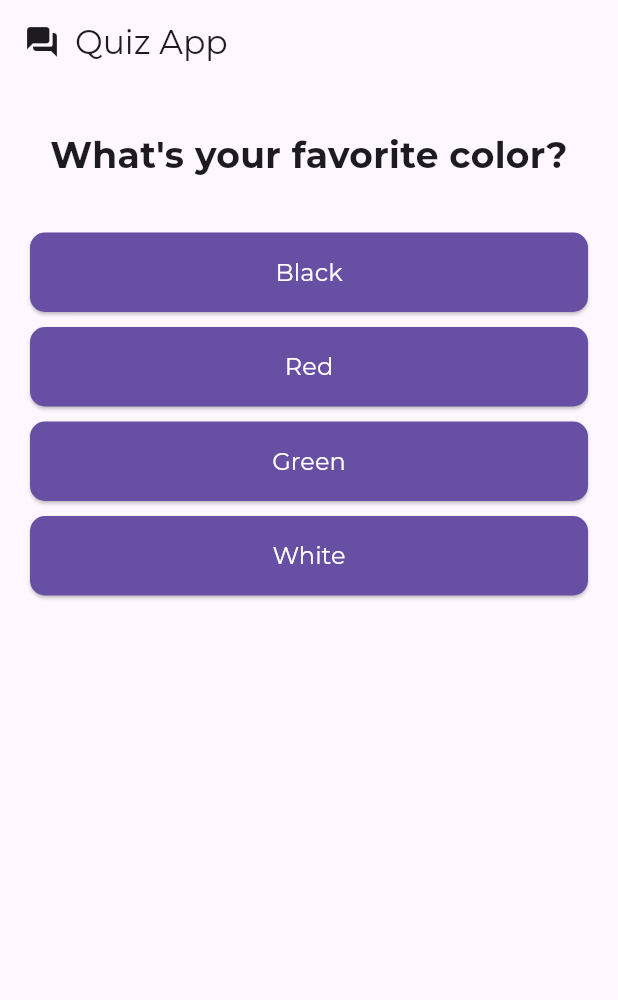
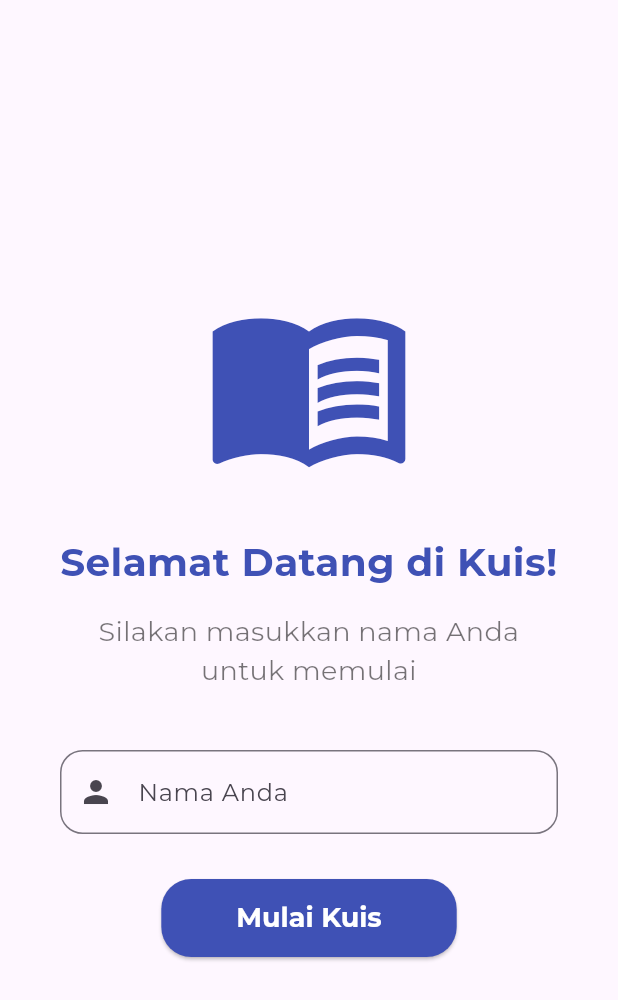
Before and after one commit to FerdiFachrezi/mobilequiz, a Flutter app: the screen it shows after launch, on a phone screen of 412 x 824 dp. Shown: the top 1000 px of the screen. Run offline on Flutter 3.47's test engine with Material 3 defaults, Android fonts, the phone set to English and light mode, and no system bars.

Commit message:
Screens dan Icon

```diff
--- a/lib/main.dart
+++ b/lib/main.dart
@@ -1,123 +1,39 @@
 import 'package:flutter/material.dart';
-
-import './quiz.dart';
-import './result.dart';
+import './welcome_screen.dart'; // Import the new welcome screen
 
 void main() => runApp(const MyApp());
 
-// 1. MyApp adalah StatefulWidget untuk menyimpan state inti
-class MyApp extends StatefulWidget {
+// MyApp can now be a StatelessWidget since the state is managed
+// in other screens.
+class MyApp extends StatelessWidget {
   const MyApp({Key? key}) : super(key: key);
-
-  @override
-  State<StatefulWidget> createState() {
-    return _MyAppState();
-  }
-}
-
-class _MyAppState extends State<MyApp> {
-  // 7. State Management: State disimpan di sini dan aman saat rotasi
-  final _questions = const [
-    {
-      'questionText': 'What\'s your favorite color?',
-      'answers': [
-        {'text': 'Black', 'score': 10},
-        {'text': 'Red', 'score': 5},
-        {'text': 'Green', 'score': 3},
-        {'text': 'White', 'score': 1},
-      ],
-    },
-    {
-      'questionText': 'What\'s your favorite animal?',
-      'answers': [
-        {'text': 'Rabbit', 'score': 3},
-        {'text': 'Snake', 'score': 11},
-        {'text': 'Elephant', 'score': 5},
-        {'text': 'Lion', 'score': 9},
-      ],
-    },
-    {
-      'questionText': 'Who\'s your favorite instructor?',
-      'answers': [
-        {'text': 'Max', 'score': 1},
-        {'text': 'Max', 'score': 1},
-        {'text': 'Max', 'score': 1},
-        {'text': 'Max', 'score': 1},
-      ],
-    },
-    {
-      'questionText': 'What\'s your favorite season?',
-      'answers': [
-        {'text': 'Winter', 'score': 10},
-        {'text': 'Spring', 'score': 5},
-        {'text': 'Summer', 'score': 2},
-        {'text': 'Autumn', 'score': 7},
-      ],
-    },
-    {
-      'questionText': 'What\'s your favorite programming language?',
-      'answers': [
-        {'text': 'Dart', 'score': 10},
-        {'text': 'Python', 'score': 5},
-        {'text': 'Java', 'score': 3},
-        {'text': 'C#', 'score': 1},
-      ],
-    },
-  ];
-
-  var _questionIndex = 0;
-  var _totalScore = 0;
-
-  void _restartQuiz() {
-    setState(() {
-      _questionIndex = 0;
-      _totalScore = 0;
-    });
-  }
-
-  void _answerQuestion(int score) {
-    _totalScore += score;
-
-    setState(() {
-      _questionIndex = _questionIndex + 1;
-    });
-  }
 
   @override
   Widget build(BuildContext context) {
     return MaterialApp(
-      debugShowCheckedModeBanner: false,
-      // 5. Menerapkan Font Kustom secara global
+      debugShowCheckedModeBanner: false, // Hides the debug banner
+      title: 'Flutter Quiz App',
+      // 5. Apply the custom font theme globally
       theme: ThemeData(
+        primarySwatch: Colors.indigo,
         fontFamily: 'Montserrat',
-        primarySwatch: Colors.indigo, // Anda bisa ganti warnanya
-        // Terapkan style text agar konsisten
         textTheme: const TextTheme(
-          displayLarge: TextStyle(fontFamily: 'Montserrat', fontWeight: FontWeight.bold),
-          titleLarge: TextStyle(fontFamily: 'Montserrat'),
-          bodyMedium: TextStyle(fontFamily: 'Montserrat'),
+          // Default text style for the app
+          bodyMedium: TextStyle(fontSize: 16.0),
+          // Style for headlines or titles
+          displayLarge: TextStyle(
+            fontSize: 24.0,
+            fontWeight: FontWeight.bold,
+          ),
+          // Style for buttons
+          labelLarge: TextStyle(
+            fontSize: 16.0,
+            fontWeight: FontWeight.bold,
+          ),
         ),
       ),
-      home: Scaffold(
-        appBar: AppBar(
-          // 4. Menggunakan Aset Ikon
-          title: Row(
-            children: [
-              Icon(Icons.question_answer_rounded),
-              SizedBox(width: 10),
-              Text('Quiz App'),
-            ],
-          ),
-        ),
-        // 2. Navigasi 2 Halaman (Quiz dan Result)
-        body: _questionIndex < _questions.length
-            ? Quiz(
-                answerQuestion: _answerQuestion,
-                questionIndex: _questionIndex,
-                questions: _questions,
-              )
-            : Result(_totalScore, _restartQuiz),
-      ),
+      // 2. Start the app on the new WelcomeScreen
+      home: WelcomeScreen(),
     );
   }
 }
--- /dev/null
+++ b/lib/welcome_screen.dart
@@ -0,0 +1,129 @@
+import 'package:flutter/material.dart';
+import './quiz_screen.dart'; // Import halaman kuis
+
+class WelcomeScreen extends StatefulWidget {
+  const WelcomeScreen({Key? key}) : super(key: key);
+
+  @override
+  _WelcomeScreenState createState() => _WelcomeScreenState();
+}
+
+class _WelcomeScreenState extends State<WelcomeScreen> {
+  // Controller untuk mengambil teks dari input field
+  final _nameController = TextEditingController();
+  String _errorMessage = ''; // Untuk menampilkan pesan error jika nama kosong
+
+  // Fungsi untuk memvalidasi dan pindah halaman
+  void _startQuiz() {
+    if (_nameController.text.isEmpty) {
+      // Tampilkan pesan error jika nama kosong
+      setState(() {
+        _errorMessage = 'Nama tidak boleh kosong!';
+      });
+    } else {
+      // Hapus pesan error
+      setState(() {
+        _errorMessage = '';
+      });
+
+      // Pindah ke QuizScreen dan kirim nama pengguna
+      Navigator.pushReplacement(
+        context,
+        MaterialPageRoute(
+          builder: (context) => QuizScreen(
+            userName: _nameController.text,
+          ),
+        ),
+      );
+    }
+  }
+
+  // PENTING: Selalu dispose controller saat widget tidak lagi digunakan
+  @override
+  void dispose() {
+    _nameController.dispose();
+    super.dispose();
+  }
+
+  @override
+  Widget build(BuildContext context) {
+    // Gunakan SingleChildScrollView agar tidak overflow saat keyboard muncul
+    return Scaffold(
+      body: SingleChildScrollView(
+        child: Container(
+          // Tambahkan padding agar tidak terlalu mepet ke tepi layar
+          padding: EdgeInsets.symmetric(horizontal: 40, vertical: 60),
+          // Set tinggi agar minimal setinggi layar
+          height: MediaQuery.of(context).size.height,
+          width: MediaQuery.of(context).size.width,
+          child: Column(
+            mainAxisAlignment: MainAxisAlignment.center, // Pusatkan konten
+            crossAxisAlignment: CrossAxisAlignment.center,
+            children: [
+              // 1. LOGO BUKU (Icons.menu_book) - Sesuai permintaan
+              Icon(
+                Icons.menu_book, // Mengganti ikon lama
+                size: 140,
+                color: Colors.indigo,
+              ),
+              SizedBox(height: 30),
+              Text(
+                'Selamat Datang di Kuis!',
+                style: TextStyle(
+                  fontSize: 26,
+                  fontWeight: FontWeight.bold,
+                  color: Colors.indigo,
+                ),
+                textAlign: TextAlign.center,
+              ),
+              SizedBox(height: 15),
+              Text(
+                'Silakan masukkan nama Anda untuk memulai',
+                style: TextStyle(fontSize: 18, color: Colors.black54),
+                textAlign: TextAlign.center,
+              ),
+              SizedBox(height: 40),
+
+              // Input field untuk nama
+              TextField(
+                controller: _nameController,
+                decoration: InputDecoration(
+                  labelText: 'Nama Anda',
+                  hintText: 'Masukkan nama...',
+                  // Tampilkan pesan error jika _errorMessage tidak kosong
+                  errorText: _errorMessage.isEmpty ? null : _errorMessage,
+                  border: OutlineInputBorder(
+                    borderRadius: BorderRadius.circular(15),
+                  ),
+                  prefixIcon: Icon(Icons.person),
+                ),
+                keyboardType: TextInputType.name,
+                textCapitalization: TextCapitalization.words,
+              ),
+              SizedBox(height: 30),
+
+              // Tombol untuk memulai kuis
+              ElevatedButton(
+                onPressed: _startQuiz, // Panggil fungsi _startQuiz
+                child: Text('Mulai Kuis'),
+                style: ElevatedButton.styleFrom(
+                  foregroundColor: Colors.white,
+                  backgroundColor: Colors.indigo,
+                  padding: EdgeInsets.symmetric(horizontal: 50, vertical: 15),
+                  shape: RoundedRectangleBorder(
+                    borderRadius: BorderRadius.circular(20),
+                  ),
+                  textStyle: TextStyle(
+                    fontSize: 18,
+                    fontFamily: 'Montserrat',
+                    fontWeight: FontWeight.bold,
+                  ),
+                ),
+              ),
+            ],
+          ),
+        ),
+      ),
+    );
+  }
+}
```
Also changed, not shown: lib/quiz_screen.dart (added, +107 -0 lines), lib/result.dart (+62 -46 lines).
